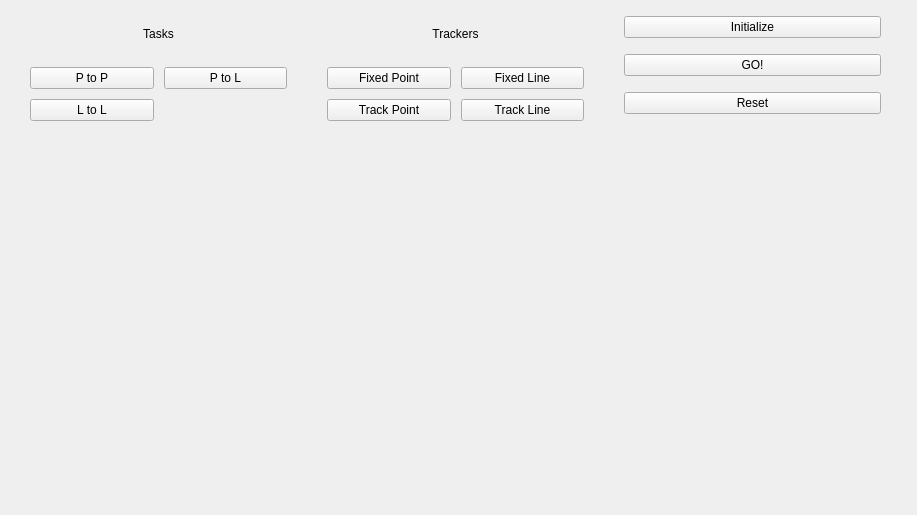
Above: catkin_ws/src/rqt_custom_gui/resource/form.ui from ColeDewis/CMPUT428-Project before the change. Below: the same form after it.
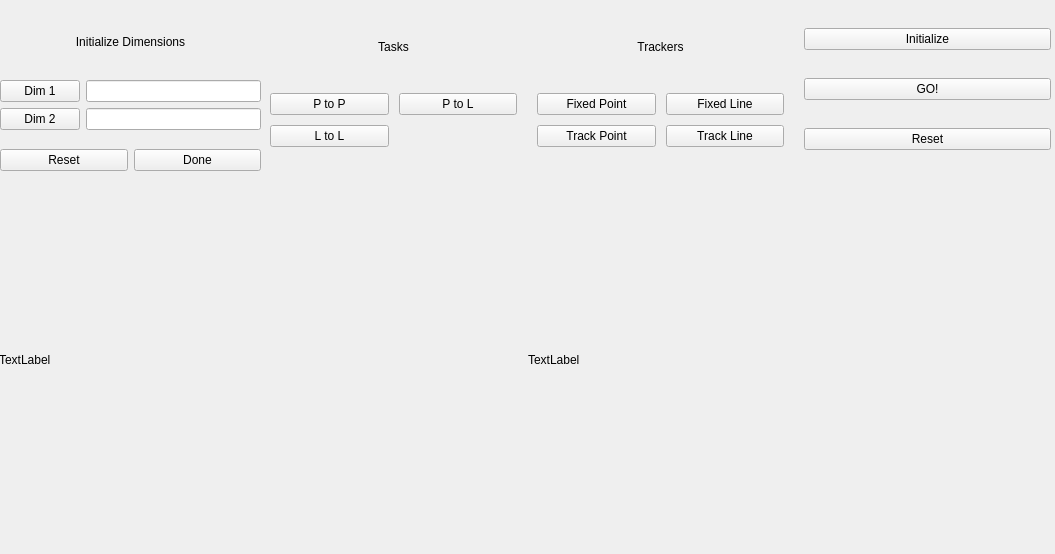
That is the form after the change.

Commit message: Big Things Are Coming ..........

Diff of the .ui file:
```diff
--- a/catkin_ws/src/rqt_custom_gui/resource/form.ui
+++ b/catkin_ws/src/rqt_custom_gui/resource/form.ui
@@ -6,8 +6,8 @@
    <rect>
     <x>0</x>
     <y>0</y>
-    <width>917</width>
-    <height>515</height>
+    <width>1055</width>
+    <height>554</height>
    </rect>
   </property>
   <property name="windowTitle">
@@ -16,15 +16,15 @@
   <widget class="QWidget" name="layoutWidget">
    <property name="geometry">
     <rect>
-     <x>30</x>
+     <x>270</x>
      <y>10</y>
-     <width>851</width>
-     <height>111</height>
+     <width>781</width>
+     <height>161</height>
     </rect>
    </property>
    <layout class="QHBoxLayout" name="horizontalLayout_2">
     <property name="spacing">
-     <number>40</number>
+     <number>20</number>
     </property>
     <item>
      <layout class="QVBoxLayout" name="verticalLayout">
@@ -33,6 +33,12 @@
       </property>
       <item>
        <widget class="QLabel" name="TaskLabel">
+        <property name="maximumSize">
+         <size>
+          <width>16777215</width>
+          <height>25</height>
+         </size>
+        </property>
         <property name="text">
          <string>Tasks</string>
         </property>
@@ -78,6 +84,12 @@
       </property>
       <item>
        <widget class="QLabel" name="TrackerLabel">
+        <property name="maximumSize">
+         <size>
+          <width>16777215</width>
+          <height>25</height>
+         </size>
+        </property>
         <property name="text">
          <string>Trackers</string>
         </property>
@@ -161,6 +173,113 @@
     </item>
    </layout>
   </widget>
+  <widget class="QWidget" name="verticalLayoutWidget">
+   <property name="geometry">
+    <rect>
+     <x>0</x>
+     <y>10</y>
+     <width>261</width>
+     <height>161</height>
+    </rect>
+   </property>
+   <layout class="QVBoxLayout" name="verticalLayout_5">
+    <item>
+     <widget class="QLabel" name="label">
+      <property name="text">
+       <string>Initialize Dimensions</string>
+      </property>
+      <property name="alignment">
+       <set>Qt::AlignCenter</set>
+      </property>
+     </widget>
+    </item>
+    <item>
+     <layout class="QFormLayout" name="formLayout">
+      <property name="fieldGrowthPolicy">
+       <enum>QFormLayout::AllNonFixedFieldsGrow</enum>
+      </property>
+      <item row="0" column="1">
+       <widget class="QLineEdit" name="Dim1Val">
+        <property name="maximumSize">
+         <size>
+          <width>1200</width>
+          <height>16777215</height>
+         </size>
+        </property>
+       </widget>
+      </item>
+      <item row="1" column="1">
+       <widget class="QLineEdit" name="Dim2Val">
+        <property name="maximumSize">
+         <size>
+          <width>1200</width>
+          <height>16777215</height>
+         </size>
+        </property>
+       </widget>
+      </item>
+      <item row="0" column="0">
+       <widget class="QPushButton" name="Dim1Button">
+        <property name="text">
+         <string>Dim 1</string>
+        </property>
+       </widget>
+      </item>
+      <item row="1" column="0">
+       <widget class="QPushButton" name="Dim2Button">
+        <property name="text">
+         <string>Dim 2</string>
+        </property>
+       </widget>
+      </item>
+     </layout>
+    </item>
+    <item>
+     <layout class="QHBoxLayout" name="horizontalLayout_3">
+      <item>
+       <widget class="QPushButton" name="Done">
+        <property name="text">
+         <string>Reset</string>
+        </property>
+       </widget>
+      </item>
+      <item>
+       <widget class="QPushButton" name="Reset">
+        <property name="text">
+         <string>Done</string>
+        </property>
+       </widget>
+      </item>
+     </layout>
+    </item>
+   </layout>
+  </widget>
+  <widget class="QWidget" name="horizontalLayoutWidget_2">
+   <property name="geometry">
+    <rect>
+     <x>-1</x>
+     <y>169</y>
+     <width>1051</width>
+     <height>381</height>
+    </rect>
+   </property>
+   <layout class="QHBoxLayout" name="horizontalLayout_4">
+    <item>
+     <widget class="QLabel" name="im_1">
+      <property name="text">
+       <string>TextLabel</string>
+      </property>
+     </widget>
+    </item>
+    <item>
+     <widget class="QLabel" name="im_2">
+      <property name="text">
+       <string>TextLabel</string>
+      </property>
+     </widget>
+    </item>
+   </layout>
+  </widget>
  </widget>
  <resources/>
  <connections/>
```
Left out of the diff: 14 changed lines with no effect on the pictures. The commit also changes 1 other file.
